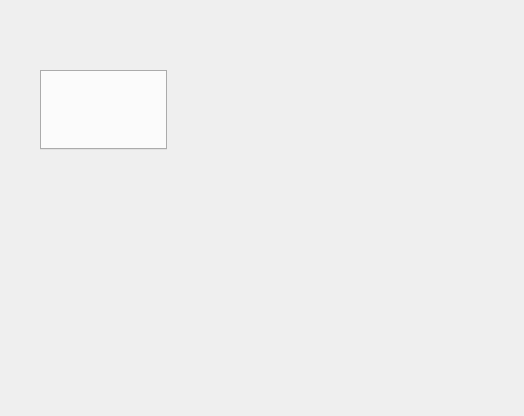
The window that trunk/src/edr/src/plugins/dataExplorer/ui/DataExplorerWidget.ui (mk4me/hm-mde-one) describes before a commit, drawn with Qt 5.
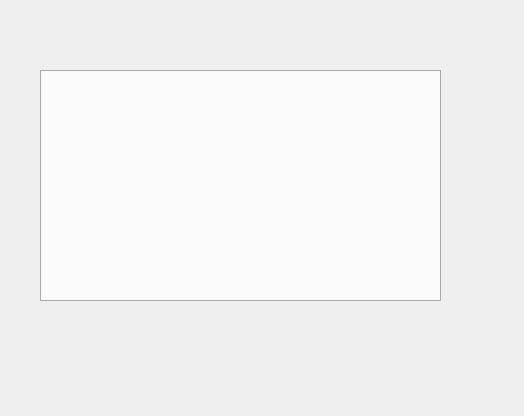
The same window after the commit.

What changed in the file:
```diff
--- a/trunk/src/edr/src/plugins/dataExplorer/ui/DataExplorerWidget.ui
+++ b/trunk/src/edr/src/plugins/dataExplorer/ui/DataExplorerWidget.ui
@@ -18,10 +18,13 @@
     <rect>
      <x>40</x>
      <y>70</y>
-     <width>127</width>
-     <height>80</height>
+     <width>401</width>
+     <height>231</height>
     </rect>
    </property>
+   <property name="tabPosition">
+    <enum>QTabWidget::South</enum>
+   </property>
    <property name="movable">
     <bool>true</bool>
    </property>
```
